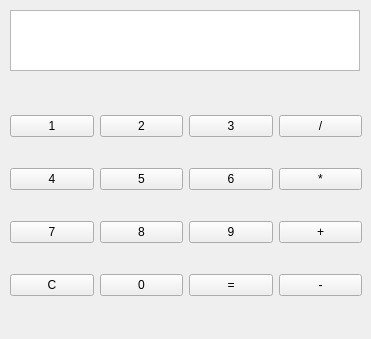
This is mainwindow.ui in StarLeG/GromovPLC-M02_HW_Lesson7 as Qt 5 draws it before an edit. The edited form follows.
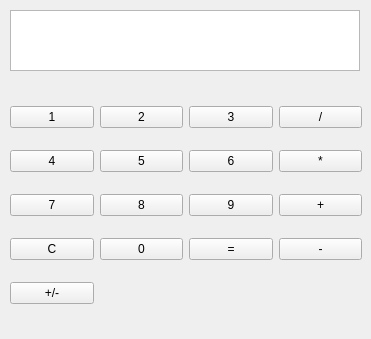
This is the edited form.

What changed in the file:
```diff
--- a/mainwindow.ui
+++ b/mainwindow.ui
@@ -136,6 +136,13 @@
        </property>
       </widget>
      </item>
+     <item row="5" column="0">
+      <widget class="QPushButton" name="btn_sing">
+       <property name="text">
+        <string>+/-</string>
+       </property>
+      </widget>
+     </item>
     </layout>
    </widget>
    <widget class="QTextBrowser" name="screen">
```
Left out of the diff: 2 changed lines with no effect on the pictures.
